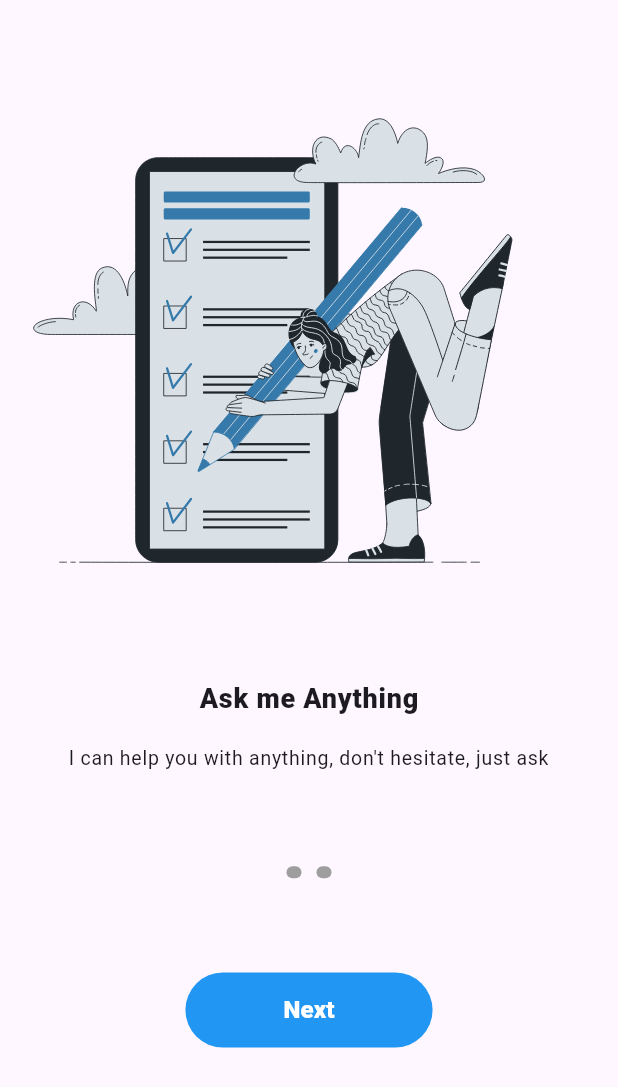
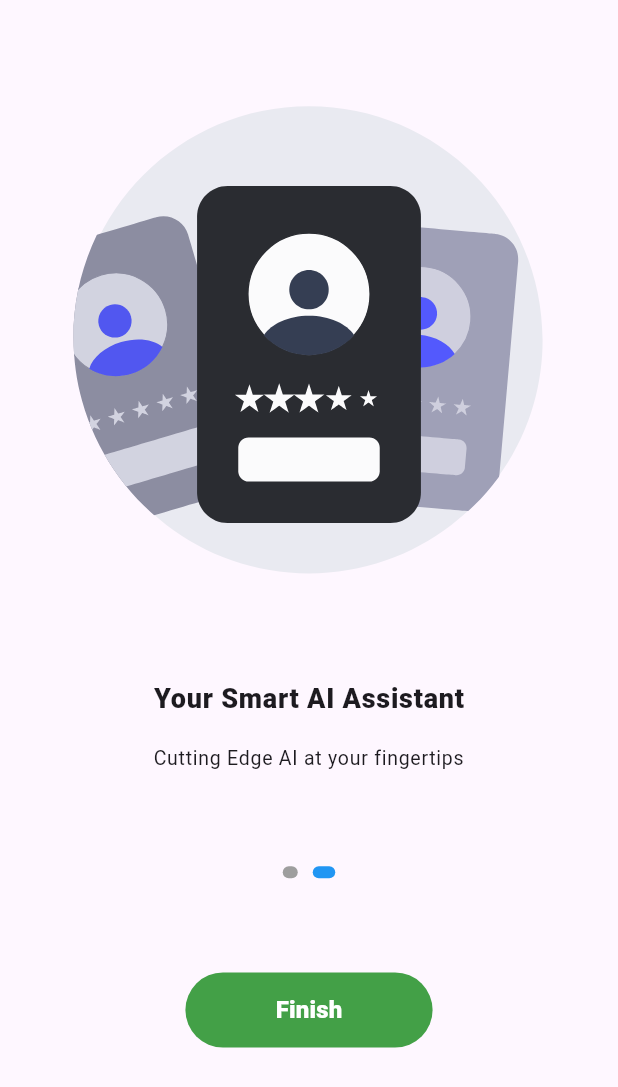
Before and after one commit to ashish-um/flutter-ai, a Flutter app: the screen it shows after launch, after a tap on "Next", on a phone screen of 412 x 824 dp. Shown: the top 1087 px of the screen. Run offline on Flutter 3.47's test engine with Material 3 defaults, Android fonts, the phone set to English and light mode, and no system bars; our stand-ins replace lottie.

Commit message:
onboarding UI finished

```diff
--- /dev/null
+++ b/lib/model/onboard.dart
@@ -0,0 +1,10 @@
+class Onboard {
+  final String title, subtitle, lottie, buttonText;
+
+  Onboard({
+    required this.title,
+    required this.subtitle,
+    required this.lottie,
+    required this.buttonText,
+  });
+}
--- a/lib/screens/onboarding_screen.dart
+++ b/lib/screens/onboarding_screen.dart
@@ -1,3 +1,6 @@
+import 'package:ai_assistant/model/onboard.dart';
+import 'package:ai_assistant/screens/home_screen.dart';
+import 'package:flutter/foundation.dart';
 import 'package:flutter/material.dart';
 import 'package:lottie/lottie.dart';
 import '../helper/global.dart';
@@ -7,16 +10,40 @@ class OnboardingScreen extends StatelessWidget {
 
   @override
   Widget build(BuildContext context) {
+    final c = PageController();
+
+    final list = [
+      Onboard(
+        title: 'Ask me Anything',
+        subtitle: "I can help you with anything, don't hesitate, just ask",
+        lottie: 'onboard',
+        buttonText: 'Next',
+      ),
+      Onboard(
+        title: "Your Smart AI Assistant",
+        subtitle: "Cutting Edge AI at your fingertips",
+        lottie: 'onboard2',
+        buttonText: "Finish",
+      ),
+    ];
+
     return Scaffold(
-      body: Column(
+      body: PageView.builder(
+        controller: c,
+        itemCount: list.length,
+        itemBuilder: (ctx, ind) {
+          return Column(
             children: [
               // Spacer(),
-          Lottie.asset('assets/lottie/onboard.json', height: mq.height * 0.55),
+              Lottie.asset(
+                'assets/lottie/${list[ind].lottie}.json',
+                height: mq.height * 0.55,
+              ),
               // Spacer(flex: 5),
 
               // Title
               Text(
-            'Ask me Anything',
+                list[ind].title,
                 style: TextStyle(
                   fontSize: 18,
                   fontWeight: FontWeight.w900,
@@ -31,7 +58,7 @@ class OnboardingScreen extends StatelessWidget {
               SizedBox(
                 width: mq.width * 0.8,
                 child: Text(
-              "I can help you with anything, don't hesitate, just ask",
+                  list[ind].subtitle,
                   style: TextStyle(fontSize: 13, letterSpacing: 0.5),
                   textAlign: TextAlign.center,
                 ),
@@ -42,12 +69,12 @@ class OnboardingScreen extends StatelessWidget {
               Wrap(
                 spacing: 10,
                 children: List.generate(
-              2,
+                  list.length,
                   (i) => Container(
-                width: 10,
+                    width: i == ind ? 15 : 10,
                     height: 8,
                     decoration: BoxDecoration(
-                  color: Colors.grey,
+                      color: i == ind ? Colors.blue : Colors.grey,
                       borderRadius: BorderRadiusGeometry.circular(5),
                     ),
                   ),
@@ -58,15 +85,28 @@ class OnboardingScreen extends StatelessWidget {
 
               // button
               ElevatedButton(
-            onPressed: () {},
+                onPressed: () {
+                  if (ind != list.length - 1) {
+                    c.nextPage(
+                      duration: Duration(microseconds: 1600),
+                      curve: Curves.ease,
+                    );
+                  } else {
+                    Navigator.of(context).pushReplacement(
+                      MaterialPageRoute(builder: (_) => const HomeScreen()),
+                    );
+                  }
+                },
                 style: ElevatedButton.styleFrom(
                   shape: StadiumBorder(),
                   elevation: 0,
-              backgroundColor: Colors.blue,
+                  backgroundColor: list[ind].lottie != 'onboard'
+                      ? Colors.green.shade600
+                      : Colors.blue,
                   minimumSize: Size(mq.width * 0.4, 50),
                 ),
                 child: Text(
-              'Next',
+                  list[ind].buttonText,
                   style: TextStyle(
                     color: Colors.white,
                     fontSize: 16,
@@ -77,6 +117,8 @@ class OnboardingScreen extends StatelessWidget {
 
               Spacer(flex: 2),
             ],
+          );
+        },
       ),
     );
   }
```
Lines whose indentation alone changed are shown as unchanged.
